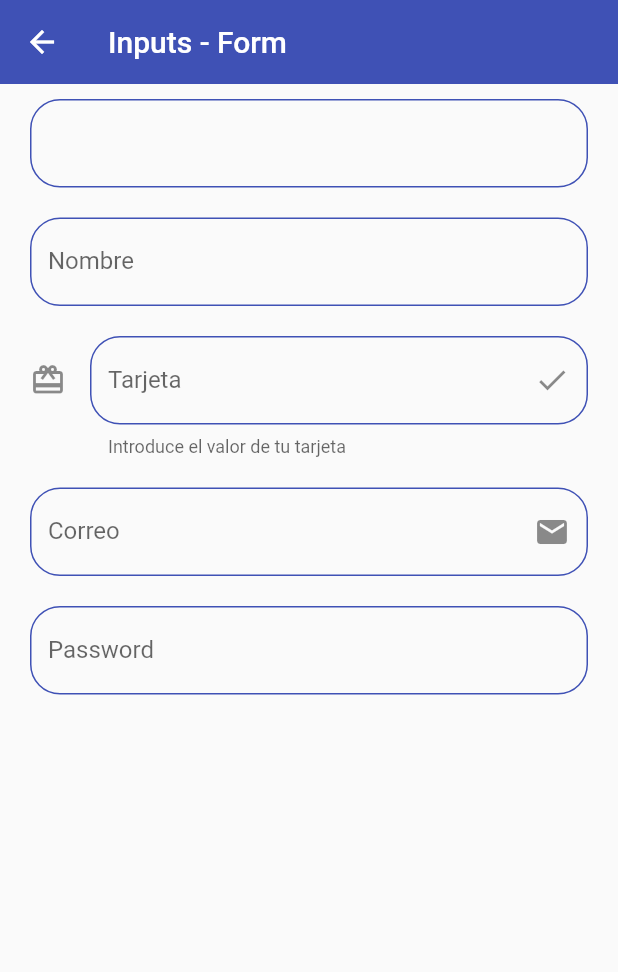
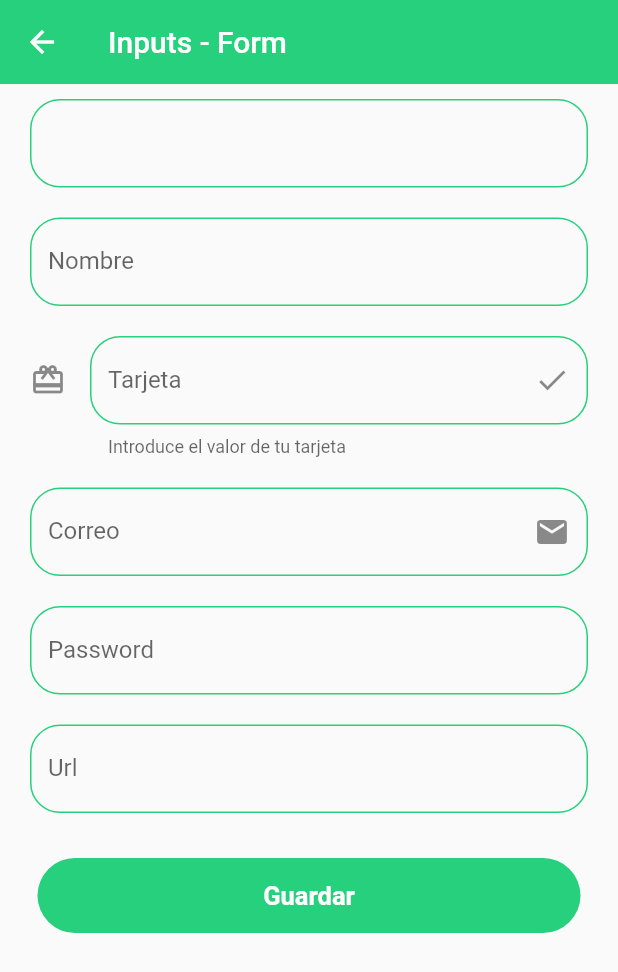
Before and after one commit to eivanphils/flutter-components, a Flutter app: the InputsScreen screen opened by its route, on a phone screen of 412 x 824 dp. Shown: the top 972 px of the screen. Run offline on Flutter 3.47's test engine with Material 2 defaults, Android fonts, the light colour scheme and no system bars.

Commit message:
Agregado nuevos colores al tema

```diff
--- a/lib/screens/alert_screen.dart
+++ b/lib/screens/alert_screen.dart
@@ -2,6 +2,7 @@ import 'dart:io';
 
 import 'package:flutter/cupertino.dart';
 import 'package:flutter/material.dart';
+import 'package:flutter_components/theme/app_theme.dart';
 
 class AlertScreen extends StatelessWidget {
 
--- a/lib/screens/animated_screen.dart
+++ b/lib/screens/animated_screen.dart
@@ -13,7 +13,7 @@ class AnimatedScreen extends StatefulWidget {
 class _AnimatedScreenState extends State<AnimatedScreen> {
   double _width = 50;
   double _height = 50;
-  Color _color = AppTheme.primaryColor;
+  Color _color = AppTheme.primary;
   BorderRadiusGeometry _boderRadius = BorderRadius.circular(10);
 
 
--- a/lib/screens/home_screen.dart
+++ b/lib/screens/home_screen.dart
@@ -16,7 +16,7 @@ class HomeScreen extends StatelessWidget {
         ),
         body: ListView.separated(
             itemBuilder: (context, index) => ListTile(
-                  leading: Icon(menuOptions[index].icon, color: AppTheme.primaryColor,),
+                  leading: Icon(menuOptions[index].icon, color: AppTheme.primary,),
                   title: Text(menuOptions[index].name),
                   onTap: () {
                     // Armando la ruta completa
--- a/lib/screens/inputs_screen.dart
+++ b/lib/screens/inputs_screen.dart
@@ -15,30 +15,45 @@ class InputsScreen extends StatelessWidget {
           child: Padding(
             padding: const EdgeInsets.symmetric(horizontal: 20, vertical: 10),
             child: Column(
-              children: const [
-                CustomInputField(),
-                SizedBox(height: 20),
-                CustomInputField(
+              children: [
+                const CustomInputField(),
+                const SizedBox(height: 20),
+                const CustomInputField(
                   labelText: 'Nombre',
                   hintText: 'Nombre de usuario',
                 ),
-                SizedBox(height: 20),
-                CustomInputField(
+                const SizedBox(height: 20),
+                const CustomInputField(
                   labelText: 'Tarjeta',
                   hintText: 'Nro de tarjeta',
                   helperText: 'Introduce el valor de tu tarjeta',
                   icon: Icons.card_giftcard,
                   suffixIcon: Icons.check,
                 ),
-                SizedBox(height: 20),
-                CustomInputField(
+                const SizedBox(height: 20),
+                const CustomInputField(
                   labelText: 'Correo',
                   hintText: 'Correo electronico',
                   suffixIcon: Icons.mail,
                   keyboardType: TextInputType.emailAddress,
                 ),
-                SizedBox(height: 20),
-                CustomInputField(labelText: 'Password', hintText: 'Password del usuario', obscureText: true)
+                const SizedBox(height: 20),
+                const CustomInputField(labelText: 'Password', hintText: 'Password del usuario', obscureText: true),
+                const SizedBox(height: 20),
+                const CustomInputField(labelText: 'Url', hintText: 'pagina web', obscureText: true, keyboardType: TextInputType.url),
+                const SizedBox(height: 30),
+                ElevatedButton(
+                  child: const SizedBox(
+                    width: 330,
+                    height: 50,
+                    child: Center(
+                      child: Text('Guardar', style: TextStyle(fontSize: 17, fontWeight: FontWeight.bold),)
+                    )
+                  ),
+                  onPressed: () {
+
+                  },
+                )
               ],
             ),
           ),
--- a/lib/screens/listview1_screen.dart
+++ b/lib/screens/listview1_screen.dart
@@ -16,9 +16,9 @@ class ListViewScreen extends StatelessWidget {
           children: [
             ...options.map(
               (option) => ListTile(
-                leading: const Icon(Icons.access_time_filled, color: AppTheme.primaryColor,),
+                leading: const Icon(Icons.access_time_filled, color: AppTheme.primary,),
                 title: Text(option),
-                trailing: const Icon(Icons.ac_unit_rounded, color: AppTheme.primaryColor),
+                trailing: const Icon(Icons.ac_unit_rounded, color: AppTheme.primary2),
               )
             ).toList()
           ],
--- a/lib/screens/listview2_screen.dart
+++ b/lib/screens/listview2_screen.dart
@@ -17,9 +17,9 @@ class ListView2Screen extends StatelessWidget {
             itemCount: options.length,
             itemBuilder: (context, index) {
               return ListTile(
-                leading: const Icon(Icons.access_time_filled, color: AppTheme.primaryColor),
+                leading: const Icon(Icons.access_time_filled, color: AppTheme.secondary),
                 title: Text(options[index]),
-                trailing: const Icon(Icons.ac_unit_rounded, color: Colors.red),
+                trailing: const Icon(Icons.ac_unit_rounded, color: AppTheme.primary),
                 onTap: () => print('tab $index'),
               );
             },
--- a/lib/theme/app_theme.dart
+++ b/lib/theme/app_theme.dart
@@ -1,26 +1,32 @@
 import 'package:flutter/material.dart';
 
 class AppTheme {
-  static const primaryColor = Colors.indigo;
+  static const primary = Color.fromRGBO(38, 208, 124, 1);
+  static const primary2 = Color.fromRGBO(26, 145, 86, 1);
+  static const secondary = Color.fromRGBO(0, 43, 73, 1);
+  static const secondary2 = Color.fromRGBO(0, 88, 150, 1);
+  static const text = Color.fromRGBO(49, 51, 53, 1);
+  static const textDisabled = Color.fromRGBO(213, 213, 213, 1);
+  static const buttonDisabled = Color.fromRGBO(183, 183, 183, 1);
 
   static ThemeData lightTheme = ThemeData.light().copyWith(
     // Primary Color
-    primaryColor: primaryColor,
+    primaryColor: primary,
 
     // AppBar Theme
     appBarTheme: const AppBarTheme(
-      color: primaryColor,
+      color: primary,
       elevation: 0
     ),
 
     // TextButtons
     textButtonTheme: TextButtonThemeData(
-      style: TextButton.styleFrom(primary: primaryColor)
+      style: TextButton.styleFrom(primary: primary)
     ),
 
     // FloatingAction
     floatingActionButtonTheme: const FloatingActionButtonThemeData(
-      backgroundColor: primaryColor,
+      backgroundColor: primary,
       elevation: 5
     ),
 
@@ -28,7 +34,7 @@ class AppTheme {
 
     elevatedButtonTheme:ElevatedButtonThemeData(
       style:  ElevatedButton.styleFrom(
-        primary: primaryColor,
+        primary: primary,
         shape: const StadiumBorder(),
         elevation: 0
       )
@@ -36,13 +42,13 @@ class AppTheme {
 
     // Inputs
     inputDecorationTheme: const InputDecorationTheme(
-      floatingLabelStyle: TextStyle(color: primaryColor),
+      floatingLabelStyle: TextStyle(color: primary),
       enabledBorder: OutlineInputBorder(
-        borderSide: BorderSide(color: primaryColor),
+        borderSide: BorderSide(color: primary),
         borderRadius: BorderRadius.all(Radius.circular(20))
       ),
       focusedBorder: OutlineInputBorder(
-        borderSide: BorderSide(color: primaryColor),
+        borderSide: BorderSide(color: primary),
         borderRadius: BorderRadius.all(Radius.circular(20))
       ),
       border: OutlineInputBorder(
--- a/lib/widgets/custom_card.dart
+++ b/lib/widgets/custom_card.dart
@@ -23,7 +23,7 @@ class CustomCard extends StatelessWidget {
           Padding(
             padding: const EdgeInsets.only(top: 10),
             child: ListTile(
-              leading: Icon(icon, color: AppTheme.primaryColor),
+              leading: Icon(icon, color: AppTheme.secondary),
               title: Text(title),
               subtitle: Text(subtitle),
             ),
@@ -35,7 +35,7 @@ class CustomCard extends StatelessWidget {
               children: [
                 TextButton(
                   onPressed: () {},
-                  child: const Text('Cancel')
+                  child: const Text('Cancel', style: TextStyle(color: AppTheme.secondary))
                 ),
                 TextButton(
                   onPressed: () {},
--- a/lib/widgets/custom_card_type_2.dart
+++ b/lib/widgets/custom_card_type_2.dart
@@ -19,7 +19,7 @@ class CustomCardType2 extends StatelessWidget {
         borderRadius: BorderRadius.circular(18)
       ),
       elevation: 20,
-      shadowColor: AppTheme.primaryColor.withOpacity(0.8),
+      shadowColor: AppTheme.primary.withOpacity(0.8),
       child: Column(
         children: [
           // Una manera de agregar la imagen
```
